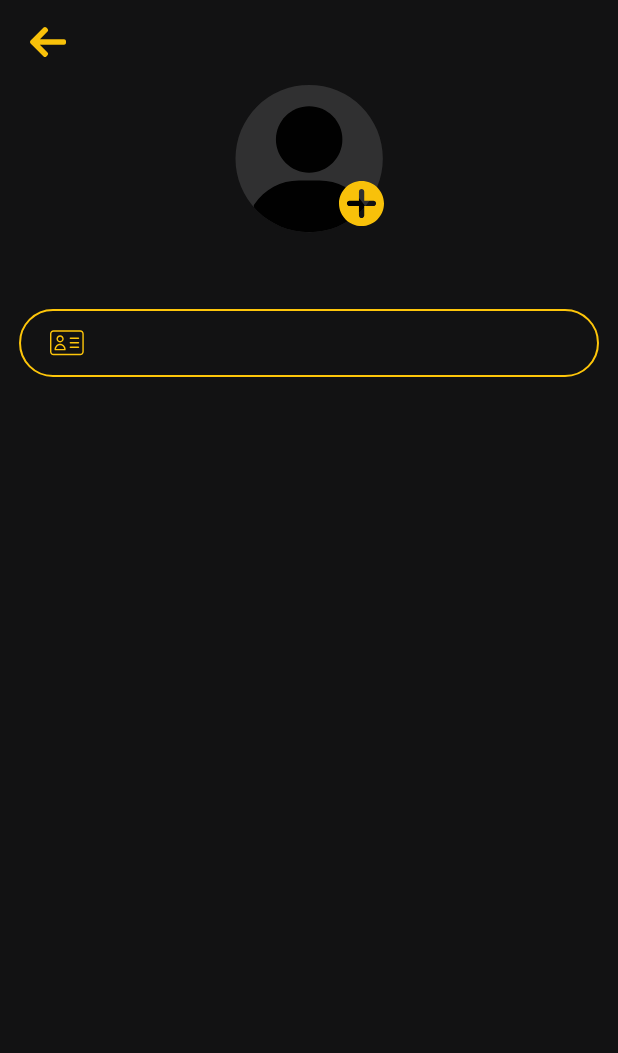
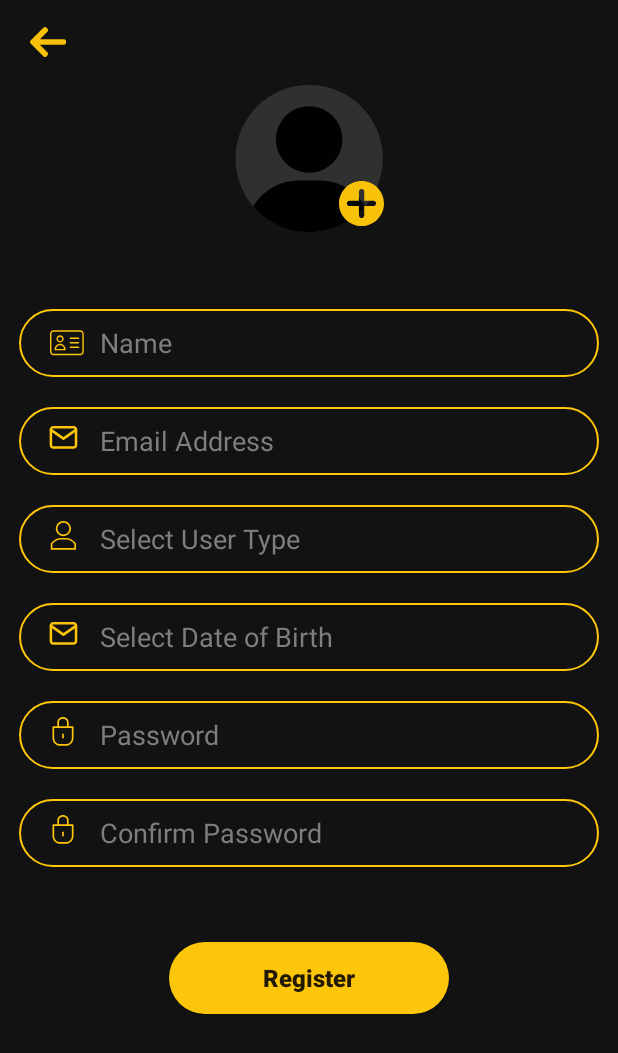
Before and after one commit to SS7186805/Brian, an Android app: the fragment RegisterFragment shown on its own in the app's theme, on a phone screen of 412 x 824 dp. Shown: the top 1053 px of the screen. Run offline under Robolectric (Android 15) with nearby library versions, the phone set to English and light mode, and no system bars; our stand-ins replace CircleImageView, data binding; libraries missing offline, so code that uses them is left out: org.kodein.di; 3 statements that could not run were skipped.

Commit message:
Typography - 1 Added

```diff
--- /dev/null
+++ b/app/src/main/res/drawable/ic_d_user.xml
@@ -0,0 +1,5 @@
+<vector android:height="24dp" android:viewportHeight="640"
+    android:viewportWidth="640" android:width="24dp" xmlns:android="http://schemas.android.com/apk/res/android">
+    <path android:fillColor="#FEC60A" android:pathData="M256,0c-74.439,0 -135,60.561 -135,135s60.561,135 135,135c74.439,0 135,-60.561 135,-135S330.439,0 256,0zM256,240c-57.897,0 -105,-47.103 -105,-105S198.103,30 256,30c57.897,0 105,47.103 105,105S313.897,240 256,240z"/>
+    <path android:fillColor="#FEC60A" android:pathData="M297.833,301h-83.667C144.964,301 76.669,332.951 31,401.458V512h450V401.458C435.397,333.05 367.121,301 297.833,301zM451.001,482L451.001,482H61v-71.363C96.031,360.684 152.952,331 214.167,331h83.667c61.215,0 118.135,29.684 153.167,79.637V482L451.001,482z"/>
+</vector>
--- /dev/null
+++ b/app/src/main/res/drawable/ic_mail.xml
@@ -0,0 +1,12 @@
+<vector xmlns:android="http://schemas.android.com/apk/res/android"
+    android:width="24dp"
+    android:height="24dp"
+    android:viewportWidth="640"
+    android:viewportHeight="640">
+  <path
+      android:pathData="M435.666,457h-357.333c-36.946,0 -67,-30.055 -67,-67v-268c0,-36.946 30.054,-67 67,-67h357.333c36.946,0 67,30.054 67,67v268C502.666,426.945 472.612,457 435.666,457zM78.333,99.667C66.021,99.667 56,109.688 56,122v268c0,12.322 10.021,22.333 22.333,22.333h357.333C447.989,412.333 458,402.322 458,390v-268c0,-12.312 -10.011,-22.333 -22.334,-22.333L78.333,99.667z"
+      android:fillColor="#FEC60A"/>
+  <path
+      android:pathData="M257,300.666c-4.482,0 -8.964,-1.352 -12.803,-4.034l-223.333,-156.333c-10.109,-7.077 -12.563,-21.003 -5.496,-31.101c7.099,-10.098 21.014,-12.551 31.101,-5.496L257,251.071l210.531,-147.37c10.076,-7.055 24.012,-4.624 31.101,5.496c7.066,10.098 4.624,24.024 -5.496,31.101L269.803,296.632C265.964,299.314 261.482,300.666 257,300.666z"
+      android:fillColor="#FEC60A"/>
+</vector>
--- /dev/null
+++ b/app/src/main/res/drawable/ic_password.xml
@@ -0,0 +1,5 @@
+<vector android:height="24dp" android:viewportHeight="640"
+    android:viewportWidth="640" android:width="24dp" xmlns:android="http://schemas.android.com/apk/res/android">
+    <path android:fillColor="#FEC60A" android:pathData="M248.914,384.336c8.285,0 15,-6.719 15,-15v-62.137c0,-8.285 -6.715,-15 -15,-15c-8.281,0 -15,6.715 -15,15v62.137C233.914,377.617 240.633,384.336 248.914,384.336z"/>
+    <path android:fillColor="#FEC60A" android:pathData="M420.828,164.531h-70.992v-73.07C349.836,41.027 304.563,0 248.914,0C193.27,0 147.996,41.027 147.996,91.461v73.07H77c-8.285,0 -15,6.719 -15,15v191.832C62,448.91 125.09,512 202.637,512h92.559c77.547,0 140.637,-63.09 140.637,-140.637V179.531C435.828,171.25 429.113,164.531 420.828,164.531zM177.996,91.461C177.996,57.57 209.809,30 248.914,30s70.922,27.57 70.922,61.461v73.07h-141.84V91.461zM405.828,371.363c0,61.004 -49.629,110.637 -110.637,110.637h-92.555C141.633,482 92,432.367 92,371.363V194.531h313.828V371.363z"/>
+</vector>
--- a/app/src/main/res/drawable/ic_user.xml
+++ b/app/src/main/res/drawable/ic_user.xml
@@ -1,19 +1,9 @@
-<vector xmlns:android="http://schemas.android.com/apk/res/android"
-    android:width="512dp"
-    android:height="512dp"
-    android:viewportWidth="512"
-    android:viewportHeight="512">
-  <path
-      android:pathData="M256.521,254.521m-251.479,0a251.479,251.479 0,1 1,502.958 0a251.479,251.479 0,1 1,-502.958 0"
-      android:fillColor="#303031"/>
-  <group>
-    <clip-path
-        android:pathData="M256.521,254.521m-251.479,0a251.479,251.479 0,1 1,502.958 0a251.479,251.479 0,1 1,-502.958 0"/>
-    <path
-        android:pathData="M256.521,76c-62.52,0 -113.379,50.858 -113.379,113.379s50.859,113.379 113.379,113.379c62.522,0 113.379,-50.858 113.379,-113.379S319.043,76 256.521,76z"
-        android:fillColor="#010101"/>
-    <path
-        android:pathData="M443.371,410.828c-33.893,-50.844 -90.621,-81.195 -151.715,-81.195h-70.271c-61.094,0 -117.82,30.352 -151.713,81.195l-2.116,3.174V506h377.93l0,0v-91.998L443.371,410.828z"
-        android:fillColor="#010101"/>
-  </group>
+<vector android:height="25dp" android:viewportHeight="512"
+    android:viewportWidth="512" android:width="25dp" xmlns:android="http://schemas.android.com/apk/res/android">
+    <path android:fillColor="#303031" android:pathData="M256.521,254.521m-251.479,0a251.479,251.479 0,1 1,502.958 0a251.479,251.479 0,1 1,-502.958 0"/>
+    <group>
+        <clip-path android:pathData="M256.521,254.521m-251.479,0a251.479,251.479 0,1 1,502.958 0a251.479,251.479 0,1 1,-502.958 0"/>
+        <path android:fillColor="#010101" android:pathData="M256.521,76c-62.52,0 -113.379,50.858 -113.379,113.379s50.859,113.379 113.379,113.379c62.522,0 113.379,-50.858 113.379,-113.379S319.043,76 256.521,76z"/>
+        <path android:fillColor="#010101" android:pathData="M443.371,410.828c-33.893,-50.844 -90.621,-81.195 -151.715,-81.195h-70.271c-61.094,0 -117.82,30.352 -151.713,81.195l-2.116,3.174V506h377.93l0,0v-91.998L443.371,410.828z"/>
+    </group>
 </vector>
--- a/app/src/main/res/layout/fragment_register.xml
+++ b/app/src/main/res/layout/fragment_register.xml
@@ -75,13 +75,103 @@
                 </FrameLayout>
 
                 <EditText
+                    android:id="@+id/reg_Name"
                     android:layout_width="match_parent"
                     android:background="@drawable/edit_text_bg"
                     android:layout_height="@dimen/edit_text_height"
                     android:layout_marginTop="@dimen/margin_50"
+                    android:hint="Name"
+                    android:textColorHint="#7e7e7e"
+                    android:drawablePadding="@dimen/margin_10"
                     android:paddingStart="@dimen/margin_20"
                     android:drawableLeft="@drawable/ic_name"
                     app:layout_constraintTop_toBottomOf="@id/frameProfile"/>
+
+                <EditText
+                    android:id="@+id/reg_Email"
+                    android:layout_width="match_parent"
+                    android:background="@drawable/edit_text_bg"
+                    android:layout_height="@dimen/edit_text_height"
+                    android:layout_marginTop="20dp"
+                    android:hint="Email Address"
+                    android:textColorHint="#7e7e7e"
+                    android:textColor="#7e7e7e"
+                    android:drawablePadding="@dimen/margin_10"
+                    android:paddingStart="@dimen/margin_20"
+                    android:drawableLeft="@drawable/ic_mail"
+                    app:layout_constraintTop_toBottomOf="@id/reg_Name"/>
+
+                <EditText
+                    android:id="@+id/reg_User_type"
+                    android:layout_width="match_parent"
+                    android:background="@drawable/edit_text_bg"
+                    android:layout_height="@dimen/edit_text_height"
+                    android:layout_marginTop="20dp"
+                    android:hint="Select User Type"
+                    android:textColorHint="#7e7e7e"
+                    android:textColor="#7e7e7e"
+                    android:drawablePadding="@dimen/margin_10"
+                    android:paddingStart="@dimen/margin_20"
+                    android:drawableLeft="@drawable/ic_d_user"
+                    app:layout_constraintTop_toBottomOf="@id/reg_Email"/>
+
+                <EditText
+                    android:id="@+id/reg_DOB"
+                    android:layout_width="match_parent"
+                    android:background="@drawable/edit_text_bg"
+                    android:layout_height="@dimen/edit_text_height"
+                    android:layout_marginTop="20dp"
+                    android:hint="Select Date of Birth"
+                    android:textColorHint="#7e7e7e"
+                    android:textColor="#7e7e7e"
+                    android:drawablePadding="@dimen/margin_10"
+                    android:paddingStart="@dimen/margin_20"
+                    android:drawableLeft="@drawable/ic_mail"
+                    app:layout_constraintTop_toBottomOf="@id/reg_User_type"/>
+
+                <EditText
+                    android:id="@+id/reg_Password"
+                    android:layout_width="match_parent"
+                    android:background="@drawable/edit_text_bg"
+                    android:layout_height="@dimen/edit_text_height"
+                    android:layout_marginTop="20dp"
+                    android:hint="Password"
+                    android:textColorHint="#7e7e7e"
+                    android:textColor="#7e7e7e"
+                    android:drawablePadding="@dimen/margin_10"
+                    android:paddingStart="@dimen/margin_20"
+                    android:drawableLeft="@drawable/ic_password"
+                    app:layout_constraintTop_toBottomOf="@id/reg_DOB"/>
+
+                <EditText
+                    android:id="@+id/reg_cnf_password"
+                    android:layout_width="match_parent"
+                    android:background="@drawable/edit_text_bg"
+                    android:layout_height="@dimen/edit_text_height"
+                    android:layout_marginTop="20dp"
+                    android:hint="Confirm Password"
+                    android:textColorHint="#7e7e7e"
+                    android:textColor="#7e7e7e"
+                    android:drawablePadding="@dimen/margin_10"
+                    android:paddingStart="@dimen/margin_20"
+                    android:drawableLeft="@drawable/ic_password"
+                    app:layout_constraintTop_toBottomOf="@id/reg_Password"/>
+
+                <Button
+                    android:layout_width="match_parent"
+                    android:layout_height="wrap_content"
+                    android:textAllCaps="false"
+                    android:text="Register"
+                    android:textSize="@dimen/px60"
+                    android:textStyle="bold"
+                    android:padding="@dimen/margin_10"
+                    android:layout_marginLeft="@dimen/margin_100"
+                    android:layout_marginRight="@dimen/margin_100"
+                    android:background="@drawable/bt_bg_dialog"
+                    android:layout_marginTop="@dimen/margin_50"
+                    android:layout_marginBottom="@dimen/margin_50"
+                    app:layout_constraintBottom_toBottomOf="parent"
+                    app:layout_constraintTop_toBottomOf="@+id/reg_cnf_password"/>
 
             </androidx.constraintlayout.widget.ConstraintLayout>
 
```
Also changed, not shown: 1 other file.
